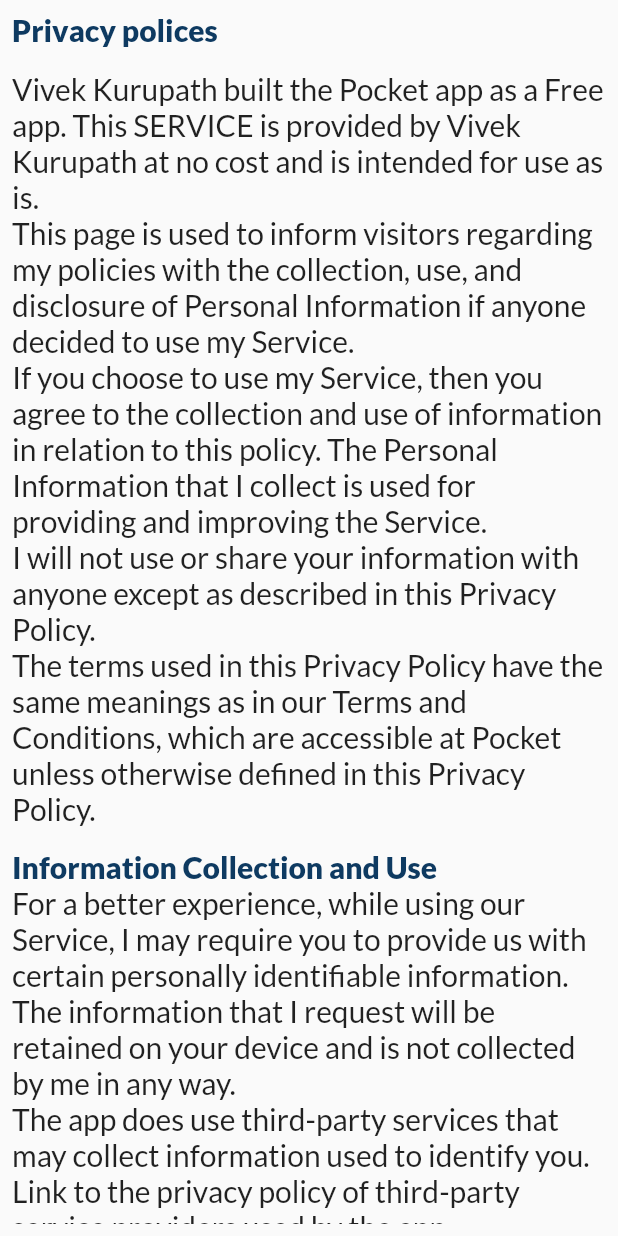
After one commit to vivek-vivek/Pocket-Version-2.O, a Flutter app: the UserPage screen opened directly, after a tap on "Privacy Policy", on a phone screen of 412 x 824 dp. The commit adds this screen. Run offline on Flutter 3.47's test engine with Material 2 defaults, Android fonts, the phone set to English and light mode, and no system bars; our stand-ins replace flutter_slidable, google_fonts, hive, hive_flutter, syncfusion_flutter_charts; missing offline and left inert: rolling_bottom_bar, splash_screen_view; accounts and stored records are empty; statements that could not run were skipped.

Commit message:
FINAL COMMIT

```diff
--- a/lib/DB/transaction_db_f.dart
+++ b/lib/DB/transaction_db_f.dart
@@ -78,7 +78,7 @@
   Future<void> refreshUiTransaction() async {
     final list = await getTransactions();
     // final amt = await getAmount();
-    list.sort((first, second) => second.date.compareTo(first.date));
+    // list.sort((first, second) => second.date.compareTo(first.date));
     transactionListNotifier.value.clear();
     transactionListNotifier.value.addAll(list);
     transactionListNotifier.notifyListeners();
@@ -93,7 +93,7 @@
         if (modalTransaction.type == CategoryType.income) {
           IncomeNotifier.value.add(modalTransaction);
           IncomeNotifier.notifyListeners();
-        } else  {
+        } else {
           expenceNotifier.value.add(modalTransaction);
           expenceNotifier.notifyListeners();
         }
@@ -137,6 +137,7 @@
   Future<void> deleteTransaction(String id) async {
     final transactionDB =
         await Hive.openBox<TransactionModal>("TRANSACTIONS_DB_NAME");
+    print(id);
     await transactionDB.delete(id);
     refreshUiTransaction();
   }
--- a/lib/Screens/Graph/Graphs/all.dart
+++ b/lib/Screens/Graph/Graphs/all.dart
@@ -30,7 +30,6 @@
   var timeDropList = [
     'Today',
     'Monthly',
-
   ];
   @override
   void initState() {
--- a/lib/Screens/all_transaction_screen/widgets/pop_up_transaction.dart
+++ b/lib/Screens/all_transaction_screen/widgets/pop_up_transaction.dart
@@ -13,11 +13,7 @@
 
 class PopUpTransaction {
   Future<void> popUpTransactionDetalies(
-      {required BuildContext context,
-      required notes,
-      required category,
-      required date,
-      required amount}) async {
+      {required BuildContext context, notes, category, date, amount}) async {
     CategoryDB.instance.refreshUI();
     TransactionDB.instance.refreshUiTransaction();
     CategoryDB.instance.refreshUI();
--- a/lib/Screens/bottom_navigation/bottom_navigation_screen.dart
+++ b/lib/Screens/bottom_navigation/bottom_navigation_screen.dart
@@ -4,7 +4,7 @@
 import 'package:budgetory_v1/Screens/home/home.dart';
 import 'package:budgetory_v1/Screens/category_screen/main_screen/category_home.dart';
 import 'package:budgetory_v1/Screens/Add%20New2/add_new.dart';
-import 'package:budgetory_v1/Screens/settings/user.dart';
+import 'package:budgetory_v1/Screens/settings/settings.dart';
 import 'package:budgetory_v1/colors/color.dart';
 import 'package:flutter/material.dart';
 import 'package:rolling_bottom_bar/rolling_bottom_bar.dart';
--- /dev/null
+++ b/lib/Screens/settings/privacy_policey.dart
@@ -0,0 +1,98 @@
+import 'package:budgetory_v1/colors/color.dart';
+import 'package:flutter/material.dart';
+import 'package:google_fonts/google_fonts.dart';
+
+class PrivacyPolices extends StatelessWidget {
+  PrivacyPolices({super.key});
+
+  @override
+  Widget build(BuildContext context) {
+    return Scaffold(
+      body: SafeArea(
+        child: Padding(
+          padding: const EdgeInsets.all(8.0),
+          child: ListView(
+            children: [
+              Text('''Privacy polices''',
+                  style: GoogleFonts.lato(
+                      fontSize: 20,
+                      fontWeight: FontWeight.w900,
+                      color: colorId.btnColor)),
+              const SizedBox(height: 15),
+              Text(
+                  '''Vivek Kurupath built the Pocket app as a Free app. This SERVICE is provided by Vivek Kurupath at no cost and is intended for use as is.
+This page is used to inform visitors regarding my policies with the collection, use, and disclosure of Personal Information if anyone decided to use my Service.
+If you choose to use my Service, then you agree to the collection and use of information in relation to this policy. The Personal Information that I collect is used for providing and improving the Service.
+I will not use or share your information with anyone except as described in this Privacy Policy.
+The terms used in this Privacy Policy have the same meanings as in our Terms and Conditions, which are accessible at Pocket unless otherwise defined in this Privacy Policy.''',
+                  style: GoogleFonts.lato(
+                      fontSize: 20, fontWeight: FontWeight.w500)),
+              const SizedBox(height: 15),
+              //^  heading  Information Collection and Use
+              Text("""Information Collection and Use""",
+                  style: GoogleFonts.lato(
+                      fontSize: 20,
+                      fontWeight: FontWeight.w900,
+                      color: colorId.btnColor)),
+              Text(
+                  """For a better experience, while using our Service, I may require you to provide us with certain personally identifiable information. The information that I request will be retained on your device and is not collected by me in any way.
+The app does use third-party services that may collect information used to identify you.
+Link to the privacy policy of third-party service providers used by the app
+Google Play Services""",
+                  style: GoogleFonts.lato(
+                      fontSize: 20, fontWeight: FontWeight.w500)),
+              //^  heading - Log Data
+              Text("Log Data",
+                  style: GoogleFonts.lato(
+                      fontSize: 20,
+                      fontWeight: FontWeight.w900,
+                      color: colorId.btnColor)),
+              Text(
+                  """I want to inform you that whenever you use my Service, in a case of an error in the app I collect data and information (through third-party products) on your phone called Log Data. This Log Data may include information such as your device Internet Protocol (“IP”) address, device name, operating system version, the configuration of the app when utilizing my Service, the time and date of your use of the Service, and other statistics.""",
+                  style: GoogleFonts.lato(
+                      fontSize: 20, fontWeight: FontWeight.w500)),
+              //^  heading - Cookies
+
+              Text("Cookies",
+                  style: GoogleFonts.lato(
+                      fontSize: 20,
+                      fontWeight: FontWeight.w900,
+                      color: colorId.btnColor)),
+              Text(
+                  """Cookies are files with a small amount of data that are commonly used as anonymous unique identifiers. These are sent to your browser from the websites that you visit and are stored on your device's internal memory.
+      This Service does not use these “cookies” explicitly. However, the app may use third-party code and libraries that use “cookies” to collect information and improve their services. You have the option to either accept or refuse these cookies and know when a cookie is being sent to your device. If you choose to refuse our cookies, you may not be able to use some portions of this Service.""",
+                  style: GoogleFonts.lato(
+                      fontSize: 20, fontWeight: FontWeight.w500)),
+              //^  heading - Service Providers
+              Text("Service Providers",
+                  style: GoogleFonts.lato(
+                      fontSize: 20,
+                      fontWeight: FontWeight.w900,
+                      color: colorId.btnColor)),
+              Text(
+                  """ I may employ third-party companies and individuals due to the following reasons:
+      * To facilitate our Service;
+      * To provide the Service on our behalf;
+      * To perform Service-related services; or
+      * To assist us in analyzing how our Service is used.
+      I want to inform users of this Service that these third parties have access to their Personal Information. The reason is to perform the tasks assigned to them on our behalf. However, they are obligated not to disclose or use the information for any other purpose.""", style: GoogleFonts.lato(
+                      fontSize: 20, fontWeight: FontWeight.w500)),
+              //^  heading - Contact Us
+              Text("Contact Us",
+                  style: GoogleFonts.lato(
+                      fontSize: 20,
+                      fontWeight: FontWeight.w900,
+                      color: colorId.btnColor)),
+              Text(
+                  """If you have any questions or suggestions about my Privacy Policy, do not hesitate to contact me at codemygallery@gmail.com.
+      This privacy policy page was created at privacypolicytemplate.net and modified/generated by App Privacy Policy Generator""", style: GoogleFonts.lato(
+                      fontSize: 20, fontWeight: FontWeight.w500))
+            ],
+          ),
+        ),
+      ),
+    );
+  }
+
+  final colorId = ColorsID();
+}
--- /dev/null
+++ b/lib/Screens/settings/settings.dart
@@ -0,0 +1,170 @@
+// ignore_for_file: avoid_print
+
+import 'package:budgetory_v1/Screens/settings/privacy_policey.dart';
+import 'package:flutter/material.dart';
+import 'package:google_fonts/google_fonts.dart';
+
+import '../../DB/category_db_f.dart';
+import '../../DB/transaction_db_f.dart';
+import '../../colors/color.dart';
+import '../splash_screen/splash.dart';
+
+class UserPage extends StatefulWidget {
+  const UserPage({super.key});
+
+  @override
+  State<UserPage> createState() => _UserPageState();
+}
+
+class _UserPageState extends State<UserPage> {
+  @override
+  Widget build(BuildContext context) {
+    return Scaffold(
+      body: SafeArea(
+        child: Padding(
+          padding: const EdgeInsets.all(8.0),
+          child: Column(
+            children: [
+              Container(
+                decoration: BoxDecoration(
+                  border: Border.all(color: colorId.grey),
+                  borderRadius: const BorderRadius.all(
+                    Radius.circular(20),
+                  ),
+                ),
+                child: ListTile(
+                  title: Text(
+                    "About Us",
+                    style: TextStyle(color: colorId.btnColor),
+                  ),
+                  onTap: () {
+                    showDialog(
+                        context: context,
+                        builder: (ctx) {
+                          return const SimpleDialog(
+                            children: [
+                              Center(child: Text("App Developed by")),
+                              CircleAvatar(
+                                radius: 60,
+                                child: Image(
+                                    image: AssetImage("Assets/user image.png")),
+                              ),
+                              Center(child: Text("Vivek K")),
+                            ],
+                          );
+                        });
+                  },
+                ),
+              ),
+              const SizedBox(height: 10),
+              Container(
+                decoration: BoxDecoration(
+                  border: Border.all(color: colorId.grey),
+                  borderRadius: const BorderRadius.all(
+                    Radius.circular(20),
+                  ),
+                ),
+                child: ListTile(
+                  title: Text(
+                    "Privacy Policy",
+                    style: TextStyle(color: colorId.btnColor),
+                  ),
+                  onTap: () {
+                    Navigator.of(context).push(MaterialPageRoute(
+                        builder: (context) => PrivacyPolices()));
+                  },
+                ),
+              ),
+              const SizedBox(height: 10),
+              Container(
+                decoration: BoxDecoration(
+                  color: colorId.white,
+                  border: Border.all(color: colorId.grey),
+                  borderRadius: const BorderRadius.all(
+                    Radius.circular(20),
+                  ),
+                ),
+                child: ListTile(
+                  trailing: const Icon(Icons.restart_alt_outlined),
+                  title: Text("Reset app",
+                      style: TextStyle(color: colorId.btnColor)),
+                  onTap: () {
+                    showDialog(
+                        context: context,
+                        builder: (ctx) {
+                          return SimpleDialog(
+                            children: [
+                              Center(
+                                child: Text(
+                                  "Dou want to Reset App?",
+                                  style: GoogleFonts.lato(
+                                      color: colorId.black,
+                                      fontSize: 20,
+                                      fontWeight: FontWeight.w400),
+                                ),
+                              ),
+                              Row(
+                                mainAxisAlignment:
+                                    MainAxisAlignment.spaceEvenly,
+                                children: [
+                                  TextButton(
+                                    onPressed: () {
+                                      CategoryDB.instance.deleteDBAll();
+                                      TransactionDB.instance.deleteDBAll();
+                                      TransactionDB.instance
+                                          .totalTransaction()[0]
+                                          .clear();
+                                      TransactionDB.instance
+                                          .totalTransaction()[1]
+                                          .clear();
+                                      TransactionDB.instance
+                                          .totalTransaction()[2]
+                                          .clear();
+                                      TransactionDB.instance
+                                          .transactionListNotifier.value
+                                          .clear();
+
+                                      Navigator.of(context).push(
+                                        MaterialPageRoute(
+                                          builder: (context) =>
+                                              const SplashScreen(),
+                                        ),
+                                      );
+                                    },
+                                    child: Text(
+                                      "reset",
+                                      style: GoogleFonts.lato(
+                                          color: colorId.red,
+                                          fontSize: 20,
+                                          fontWeight: FontWeight.w600),
+                                    ),
+                                  ),
+                                  TextButton(
+                                    onPressed: () {
+                                      Navigator.of(context).pop();
+                                    },
+                                    child: Text(
+                                      "cancel",
+                                      style: GoogleFonts.lato(
+                                          color: colorId.lightGreen,
+                                          fontSize: 20,
+                                          fontWeight: FontWeight.w600),
+                                    ),
+                                  )
+                                ],
+                              )
+                            ],
+                          );
+                        });
+                  },
+                ),
+              ),
+            ],
+          ),
+        ),
+      ),
+    );
+  }
+
+  final colorId = ColorsID();
+}
```
Also changed, not shown: lib/Screens/Add New2/add_new.dart (+6 -4 lines), lib/Screens/Settings/about.dart (deleted, +0 -30 lines), lib/Screens/Settings/user.dart (deleted, +0 -91 lines), lib/Screens/all_transaction_screen/home_screen/main_screen/filterd_trasnaction.dart (+13 -33 lines), pubspec.yaml (+10 -9 lines), pubspec.lock, 1 other file.
